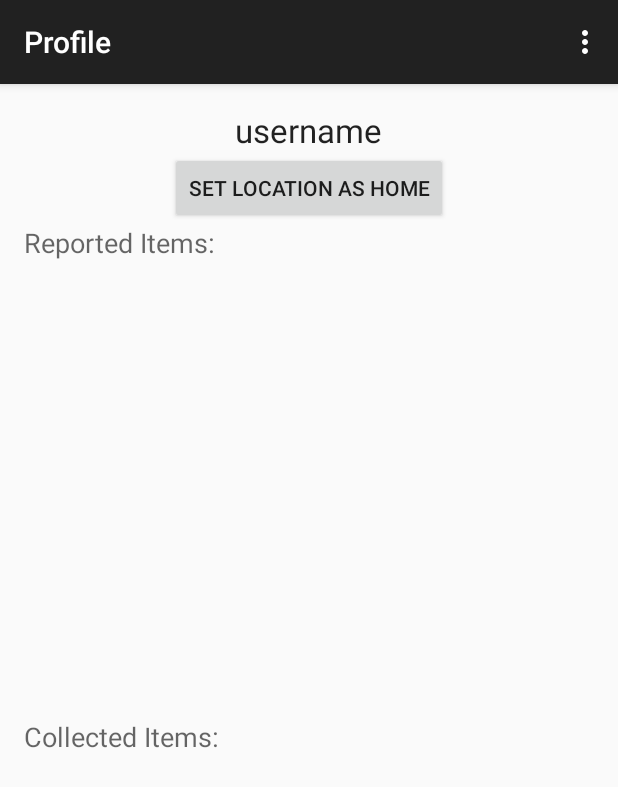
After one commit to venomouse/FindersKeepers, an Android app: the ProfileActivity screen opened directly, with no data from a screen before it, on a phone screen of 412 x 824 dp. The commit adds this screen. Shown: the top 787 px of the screen. Run offline under Robolectric (Android 15) with nearby library versions, the phone set to English and light mode, and no system bars.

Commit message:
- added "available" field to Item. - added collectedItems and reportedItems to User. - when user picks up item or says item is gone, these fields are updated.

```diff
--- a/app/src/main/java/huji/ac/il/finderskeepers/AddItemActivity.java
+++ b/app/src/main/java/huji/ac/il/finderskeepers/AddItemActivity.java
@@ -66,8 +66,8 @@ public class AddItemActivity extends ActionBarActivity {
 
                 String userid = getSharedPreferences("PREFERENCE", MODE_PRIVATE).getString("userid", null);
 
-                Item item = new Item(myLocation.latitude, myLocation.longitude, ItemType.fromInt(typeInt), ItemCondition.fromInt(conditionInt),
-                        edtDescription.getText().toString() ,userid ,new Date()); //TODO: put real info
+                Item item = new Item(true,myLocation.latitude, myLocation.longitude, ItemType.fromInt(typeInt), ItemCondition.fromInt(conditionInt),
+                        edtDescription.getText().toString() ,userid ,new Date());
                 uploadTask.execute(item);
             }
         });
--- /dev/null
+++ b/app/src/main/java/huji/ac/il/finderskeepers/ProfileActivity.java
@@ -0,0 +1,48 @@
+package huji.ac.il.finderskeepers;
+
+import android.content.Intent;
+import android.support.v7.app.ActionBarActivity;
+import android.os.Bundle;
+import android.view.Menu;
+import android.view.MenuItem;
+
+import com.google.android.gms.maps.model.LatLng;
+
+import huji.ac.il.finderskeepers.data.Item;
+import huji.ac.il.finderskeepers.data.User;
+
+public class ProfileActivity extends ActionBarActivity {
+    private LatLng myLocation = null;
+    private User user = null;
+
+    @Override
+    protected void onCreate(Bundle savedInstanceState) {
+        super.onCreate(savedInstanceState);
+        setContentView(R.layout.activity_profile);
+        Intent intent = getIntent();
+        user = (User) intent.getParcelableExtra("user");
+        myLocation = (LatLng) intent.getParcelableExtra("myLocation");
+    }
+
+    @Override
+    public boolean onCreateOptionsMenu(Menu menu) {
+        // Inflate the menu; this adds items to the action bar if it is present.
+        getMenuInflater().inflate(R.menu.menu_profile, menu);
+        return true;
+    }
+
+    @Override
+    public boolean onOptionsItemSelected(MenuItem item) {
+        // Handle action bar item clicks here. The action bar will
+        // automatically handle clicks on the Home/Up button, so long
+        // as you specify a parent activity in AndroidManifest.xml.
+        int id = item.getItemId();
+
+        //noinspection SimplifiableIfStatement
+        if (id == R.id.action_settings) {
+            return true;
+        }
+
+        return super.onOptionsItemSelected(item);
+    }
+}
--- a/app/src/main/java/huji/ac/il/finderskeepers/ViewItemActivity.java
+++ b/app/src/main/java/huji/ac/il/finderskeepers/ViewItemActivity.java
@@ -95,7 +95,7 @@ public class ViewItemActivity extends CompletableActivity {
 
     private void onTakeMeThereClick(View v){
         Intent takeMeThereIntent = new Intent(this,TakeMeThereActivity.class);
-
+        takeMeThereIntent.putExtra("item",item);
         takeMeThereIntent.putExtra("from", myLocation);
         takeMeThereIntent.putExtra("to", new LatLng(item.getLatitude(), item.getLongitude()));
 
--- /dev/null
+++ b/app/src/main/res/layout/activity_profile.xml
@@ -0,0 +1,55 @@
+<LinearLayout xmlns:android="http://schemas.android.com/apk/res/android"
+    xmlns:tools="http://schemas.android.com/tools" android:layout_width="match_parent"
+    android:layout_height="match_parent" android:paddingLeft="@dimen/activity_horizontal_margin"
+    android:paddingRight="@dimen/activity_horizontal_margin"
+    android:paddingTop="@dimen/activity_vertical_margin"
+    android:paddingBottom="@dimen/activity_vertical_margin"
+    tools:context="huji.ac.il.finderskeepers.ProfileActivity"
+    android:orientation="vertical">
+
+    <TextView
+        android:layout_width="wrap_content"
+        android:layout_height="wrap_content"
+        android:textAppearance="?android:attr/textAppearanceLarge"
+        android:text="username"
+        android:id="@+id/lblUsername"
+        android:layout_gravity="center_horizontal" />
+
+    <Button
+        android:layout_width="wrap_content"
+        android:layout_height="wrap_content"
+        android:text="Set Location as home"
+        android:id="@+id/btnSetAsHome"
+        android:layout_gravity="center_horizontal" />
+
+    <TextView
+        android:layout_width="wrap_content"
+        android:layout_height="wrap_content"
+        android:textAppearance="?android:attr/textAppearanceMedium"
+        android:text="Reported Items:"
+        android:id="@+id/lblReportedItems" />
+
+    <ListView
+        android:layout_width="fill_parent"
+        android:layout_height="wrap_content"
+        android:id="@+id/listReported"
+        android:layout_weight="2"
+        android:choiceMode="none">
+
+    </ListView>
+
+    <TextView
+        android:layout_width="wrap_content"
+        android:layout_height="wrap_content"
+        android:textAppearance="?android:attr/textAppearanceMedium"
+        android:text="Collected Items:"
+        android:id="@+id/textView" />
+
+    <ListView
+        android:layout_width="fill_parent"
+        android:layout_height="wrap_content"
+        android:id="@+id/listCollected"
+        android:layout_weight="2"
+        android:choiceMode="none" />
+
+</LinearLayout>
--- /dev/null
+++ b/app/src/main/res/menu/menu_profile.xml
@@ -0,0 +1,7 @@
+<menu xmlns:android="http://schemas.android.com/apk/res/android"
+    xmlns:app="http://schemas.android.com/apk/res-auto"
+    xmlns:tools="http://schemas.android.com/tools"
+    tools:context="huji.ac.il.finderskeepers.ProfileActivity">
+    <item android:id="@+id/action_settings" android:title="@string/action_settings"
+        android:orderInCategory="100" app:showAsAction="never" />
+</menu>
--- a/app/src/main/res/values/strings.xml
+++ b/app/src/main/res/values/strings.xml
@@ -13,4 +13,5 @@
     <string name="item_condition_1">so-so</string>
     <string name="item_condition_2">mint</string>
     <string name="title_activity_splash_screen">Finders Keepers</string>
+    <string name="title_activity_profile">Profile</string>
 </resources>
```
Also changed, not shown: app/src/main/AndroidManifest.xml (+5 -3 lines), app/src/main/java/huji/ac/il/finderskeepers/TakeMeThereActivity.java (+60 -8 lines), app/src/main/java/huji/ac/il/finderskeepers/data/Item.java (+29 -2 lines), app/src/main/java/huji/ac/il/finderskeepers/db/DataSource.java (+7 -0 lines), app/src/main/java/huji/ac/il/finderskeepers/db/ItemDB.java (+19 -2 lines), app/src/main/res/layout/activity_take_me_there.xml (+17 -0 lines), app/src/main/res/drawable/logo.png (added).
